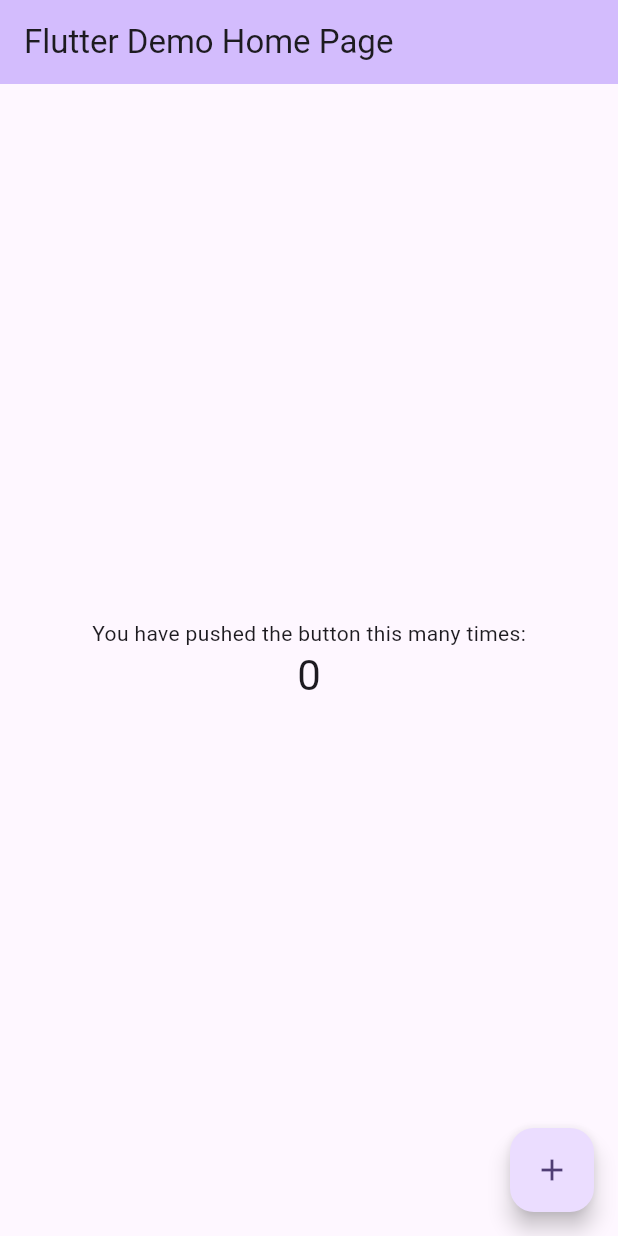
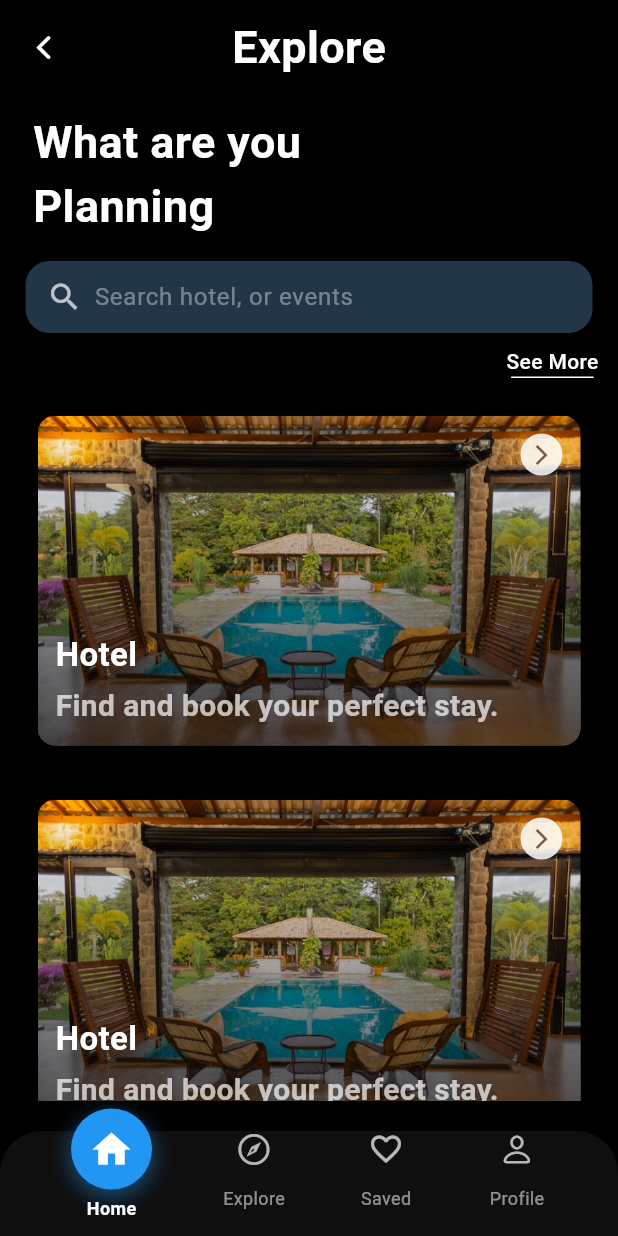
Before and after one commit to mohmdadl/travilo, a Flutter app: the screen it shows after launch, on a phone screen of 412 x 824 dp. Run offline on Flutter 3.47's test engine with Material 3 defaults, Android fonts, the phone set to English and light mode, and no system bars.

Commit message:
explore feature and homelayout

```diff
--- /dev/null
+++ b/lib/feature/expolre/presentation/views/explore_page.dart
@@ -0,0 +1,76 @@
+import 'package:flutter/material.dart';
+import 'package:travilo/feature/expolre/presentation/views/widgets/explore_card.dart';
+import 'package:travilo/feature/expolre/presentation/views/widgets/explore_header.dart';
+import 'package:travilo/feature/expolre/presentation/views/widgets/search_bar_explore.dart';
+import 'package:travilo/feature/expolre/presentation/views/widgets/see_more.dart';
+
+class ExploreScreen extends StatelessWidget {
+  const ExploreScreen({super.key});
+
+  @override
+  Widget build(BuildContext context) {
+    return  SingleChildScrollView(
+          padding: const EdgeInsets.symmetric(horizontal: 5),
+          child: Column(
+            crossAxisAlignment: CrossAxisAlignment.start,
+            children: [
+              const ExploreHeader(),
+
+              const SizedBox(height: 10),
+
+              Padding(
+                padding: const EdgeInsets.symmetric(horizontal: 17),
+                child: Text(
+                  'What are you\nPlanning',
+                  style: TextStyle(
+                    color: Colors.white,
+                    fontSize: 30,
+                    fontWeight: FontWeight.w700,
+                  ),
+                ),
+              ),
+              const SizedBox(height: 15),
+
+              const SearchBarExplore(),
+
+              const SizedBox(height: 1),
+
+              const SeeMore(),
+              const SizedBox(height: 5),
+
+              const ExploreCard(
+                assetImage: "assets/images/hotel.jpg",
+                title: "Hotel",
+                supTitle: "Find and book your perfect stay.",
+              ),
+              const SizedBox(height: 12),
+
+              const ExploreCard(
+              assetImage: "assets/images/hotel.jpg",
+                title: "Hotel",
+                supTitle: "Find and book your perfect stay.",
+              ),
+
+              const SizedBox(height: 12),
+
+              const ExploreCard(
+               assetImage: "assets/images/hotel.jpg",
+                title: "Hotel",
+                supTitle: "Find and book your perfect stay.",
+              ),
+              const SizedBox(height: 12),
+
+              const ExploreCard(
+              assetImage: "assets/images/hotel.jpg",
+                title: "Hotel",
+                supTitle: "Find and book your perfect stay.",
+              ),
+
+              const SizedBox(height: 20),
+            ],
+          ),
+        );
+
+
+  }
+}
--- /dev/null
+++ b/lib/feature/expolre/presentation/views/explore_view.dart
@@ -0,0 +1,76 @@
+import 'package:flutter/material.dart';
+import 'package:travilo/feature/expolre/presentation/views/widgets/explore_card.dart';
+import 'package:travilo/feature/expolre/presentation/views/widgets/explore_header.dart';
+import 'package:travilo/feature/expolre/presentation/views/widgets/search_bar_explore.dart';
+import 'package:travilo/feature/expolre/presentation/views/widgets/see_more.dart';
+
+class ExploreScreen extends StatelessWidget {
+  const ExploreScreen({super.key});
+
+  @override
+  Widget build(BuildContext context) {
+    return  SingleChildScrollView(
+          padding: const EdgeInsets.symmetric(horizontal: 5),
+          child: Column(
+            crossAxisAlignment: CrossAxisAlignment.start,
+            children: [
+              const ExploreHeader(),
+
+              const SizedBox(height: 10),
+
+              Padding(
+                padding: const EdgeInsets.symmetric(horizontal: 17),
+                child: Text(
+                  'What are you\nPlanning',
+                  style: TextStyle(
+                    color: Colors.white,
+                    fontSize: 30,
+                    fontWeight: FontWeight.w700,
+                  ),
+                ),
+              ),
+              const SizedBox(height: 15),
+
+              const SearchBarExplore(),
+
+              const SizedBox(height: 1),
+
+              const SeeMore(),
+              const SizedBox(height: 5),
+
+              const ExploreCard(
+                assetImage: "assets/images/hotel.jpg",
+                title: "Hotel",
+                supTitle: "Find and book your perfect stay.",
+              ),
+              const SizedBox(height: 12),
+
+              const ExploreCard(
+              assetImage: "assets/images/hotel.jpg",
+                title: "Hotel",
+                supTitle: "Find and book your perfect stay.",
+              ),
+
+              const SizedBox(height: 12),
+
+              const ExploreCard(
+               assetImage: "assets/images/hotel.jpg",
+                title: "Hotel",
+                supTitle: "Find and book your perfect stay.",
+              ),
+              const SizedBox(height: 12),
+
+              const ExploreCard(
+              assetImage: "assets/images/hotel.jpg",
+                title: "Hotel",
+                supTitle: "Find and book your perfect stay.",
+              ),
+
+              const SizedBox(height: 20),
+            ],
+          ),
+        );
+
+
+  }
+}
--- /dev/null
+++ b/lib/feature/expolre/presentation/views/widgets/explore_card.dart
@@ -0,0 +1,101 @@
+import 'package:flutter/material.dart';
+
+class ExploreCard extends StatelessWidget {
+  final String assetImage;
+  final VoidCallback? onTap;
+  final String title;
+  final String supTitle;
+
+  const ExploreCard({
+    super.key,
+    required this.assetImage,
+    this.onTap,
+    required this.title,
+    required this.supTitle,
+  });
+
+  @override
+  Widget build(BuildContext context) {
+    return GestureDetector(
+      onTap: onTap,
+      child: Container(
+        margin: const EdgeInsets.symmetric(horizontal: 20, vertical: 12),
+        height: 220,
+        width: double.infinity,
+        decoration: BoxDecoration(
+          borderRadius: BorderRadius.circular(12),
+          image: DecorationImage(
+            image: AssetImage(assetImage),
+            fit: BoxFit.cover,
+          ),
+        ),
+        child: Stack(
+          children: [
+
+            Container(
+              decoration: BoxDecoration(
+                borderRadius: BorderRadius.circular(12),
+                gradient: LinearGradient(
+                  begin: Alignment.bottomCenter,
+                  end: Alignment.topCenter,
+                  colors: [
+                    Colors.black.withOpacity(0.6),
+                    Colors.transparent,
+                  ],
+                ),
+              ),
+            ),
+
+
+            Positioned(
+              top: 12,
+              right: 12,
+              child: Container(
+                padding: const EdgeInsets.all(6),
+                decoration: BoxDecoration(
+                  color: Colors.white.withOpacity(0.85),
+                  borderRadius: BorderRadius.circular(50),
+                ),
+                child: const Icon(
+                  Icons.arrow_forward_ios,
+                  size: 16,
+                  color: Colors.brown,
+                ),
+              ),
+            ),
+
+
+            Positioned(
+              left: 12,
+              bottom: 12,
+              child: Column(
+                crossAxisAlignment: CrossAxisAlignment.start,
+                children: [
+                  Text(
+                    title,
+                    style: const TextStyle(
+                      color: Colors.white,
+                      fontSize: 22,
+                      fontWeight: FontWeight.bold,
+                    ),
+                  ),
+
+                  const SizedBox(height: 4),
+
+                  Text(
+                    supTitle,
+                    style: const TextStyle(
+                      color: Colors.white70,
+                      fontSize: 20,
+                      fontWeight:FontWeight.bold
+                    ),
+                  ),
+                ],
+              ),
+            ),
+          ],
+        ),
+      ),
+    );
+  }
+}
--- /dev/null
+++ b/lib/feature/expolre/presentation/views/widgets/explore_header.dart
@@ -0,0 +1,36 @@
+import 'package:flutter/cupertino.dart';
+import 'package:flutter/material.dart';
+
+class ExploreHeader extends StatelessWidget {
+  const ExploreHeader({super.key});
+
+  @override
+  Widget build(BuildContext context) {
+    return Padding(
+      padding: const EdgeInsets.symmetric(horizontal: 12, vertical: 10),
+      child: Row(
+        mainAxisAlignment: MainAxisAlignment.spaceBetween,
+        children: [
+          // ← السهم
+          GestureDetector(
+            onTap: () => Navigator.pop(context),
+            child: const Icon(CupertinoIcons.back, color: Colors.white,weight: 17,),
+          ),
+          const Expanded(
+            child: Center(
+              child: Text(
+                "Explore",
+                style: TextStyle(
+                  color: Colors.white,
+                  fontSize: 30,
+                  fontWeight: FontWeight.bold,
+                ),
+              ),
+            ),
+          ),
+          const SizedBox(width: 24),
+        ],
+      ),
+    );
+  }
+}
--- /dev/null
+++ b/lib/feature/expolre/presentation/views/widgets/search_bar_explore.dart
@@ -0,0 +1,36 @@
+import 'package:flutter/material.dart';
+
+class SearchBarExplore extends StatelessWidget {
+  const SearchBarExplore({super.key});
+
+  @override
+  Widget build(BuildContext context) {
+    return Padding(
+      padding: const EdgeInsets.symmetric(horizontal: 12),
+      child: Container(
+        height: 48,
+        padding: const EdgeInsets.symmetric(horizontal: 14),
+        decoration: BoxDecoration(
+          color: Color(0xff233648),
+          borderRadius: BorderRadius.circular(16),
+        ),
+        child: const Row(
+          children: [
+            Icon(Icons.search, color: Colors.white70),
+            SizedBox(width: 8),
+            Expanded(
+              child: TextField(
+                style: TextStyle(color: Colors.white),
+                decoration: InputDecoration(
+                  hintText: "Search hotel, or events",
+                  hintStyle: TextStyle(color: Colors.white38),
+                  border: InputBorder.none,
+                ),
+              ),
+            ),
+          ],
+        ),
+      ),
+    );
+  }
+}
--- /dev/null
+++ b/lib/feature/expolre/presentation/views/widgets/see_more.dart
@@ -0,0 +1,38 @@
+import 'package:flutter/material.dart';
+
+class SeeMore extends StatelessWidget {
+  final VoidCallback? onTap;
+
+  const SeeMore({super.key, this.onTap});
+
+  @override
+  Widget build(BuildContext context) {
+    return Padding(
+      padding: const EdgeInsets.all(8.0),
+      child: Align(
+        alignment: Alignment.centerRight,
+        child: GestureDetector(
+          onTap: onTap,
+          child: Column(
+            children: [
+              const Text(
+                "See More",
+                style: TextStyle(
+                  color: Colors.white,
+                  fontSize: 14,
+                  fontWeight: FontWeight.w500,
+                ),
+              ),
+
+               Container(
+              height: 1,
+              width: 55,
+              color: Colors.white,
+            ),
+            ],
+          ),
+        ),
+      ),
+    );
+  }
+}
--- /dev/null
+++ b/lib/home_layout.dart
@@ -0,0 +1,192 @@
+import 'package:flutter/material.dart';
+import 'package:travilo/feature/expolre/presentation/views/explore_view.dart';
+
+import 'package:flutter/cupertino.dart';
+
+
+class HomeLayout extends StatefulWidget {
+  const HomeLayout({super.key});
+
+  @override
+  State<HomeLayout> createState() => _HomeLayoutState();
+}
+
+class _HomeLayoutState extends State<HomeLayout> {
+  int selected = 0;
+
+  final PageController controller = PageController();
+
+  final List<Widget> screens = const [
+    //HomeScreen(),
+    ExploreScreen(),
+   // TripsScreen(),
+   // ActivitiesScreen(),
+  ];
+
+  @override
+  Widget build(BuildContext context) {
+    return Scaffold(
+      backgroundColor: Colors.black,
+
+      body: PageView(
+        controller: controller,
+        onPageChanged: (index) {
+          setState(() => selected = index);
+        },
+        children: screens,
+      ),
+
+      bottomNavigationBar: CustomBottomBar(
+        selected: selected,
+        onSelect: (i) {
+          setState(() {
+            selected = i;
+            controller.jumpToPage(i);
+          });
+        },
+      ),
+    );
+  }
+}
+
+
+
+class CustomBottomBar extends StatelessWidget {
+  final int selected;
+  final Function(int) onSelect;
+
+  const CustomBottomBar({
+    super.key,
+    required this.selected,
+    required this.onSelect,
+  });
+
+  @override
+  Widget build(BuildContext context) {
+    return SizedBox(
+      height: 90,
+      child: Stack(
+        alignment: Alignment.topCenter,
+        children: [
+
+          Positioned(
+            bottom: 0,
+            left: 0,
+            right: 0,
+            child: Container(
+              height: 70,
+              decoration: const BoxDecoration(
+                color: Color(0xFF0F0F0F),
+                borderRadius: BorderRadius.only(
+                  topLeft: Radius.circular(28),
+                  topRight: Radius.circular(28),
+                ),
+              ),
+            ),
+          ),
+
+
+          Positioned(
+            bottom: 10,
+            left: 0,
+            right: 0,
+            child: Row(
+              mainAxisAlignment: MainAxisAlignment.spaceEvenly,
+              children: [
+                _item(
+                  index: 0,
+                  selected: selected,
+                  onTap: () => onSelect(0),
+                  icon: Icons.home_outlined,
+                  filledIcon: Icons.home,
+                  label: "Home",
+                ),
+                _item(
+                  index: 1,
+                  selected: selected,
+                  onTap: () => onSelect(1),
+                  icon: CupertinoIcons.compass,
+                  filledIcon: CupertinoIcons.compass_fill,
+                  label: "Explore",
+                ),
+                _item(
+                  index: 2,
+                  selected: selected,
+                  onTap: () => onSelect(2),
+                  icon: Icons.favorite_border,
+                  filledIcon: Icons.favorite,
+                  label: "Saved",
+                ),
+                _item(
+                  index: 3,
+                  selected: selected,
+                  onTap: () => onSelect(3),
+                  icon: CupertinoIcons.person,
+                  filledIcon: CupertinoIcons.person_fill,
+                  label: "Profile",
+                ),
+              ],
+            ),
+          ),
+        ],
+      ),
+    );
+  }
+
+
+
+  Widget _item({
+    required int index,
+    required int selected,
+    required VoidCallback onTap,
+    required IconData icon,
+    required IconData filledIcon,
+    required String label,
+  }) {
+    bool isSelected = index == selected;
+
+    return GestureDetector(
+      onTap: onTap,
+      child: Column(
+        mainAxisSize: MainAxisSize.min,
+        children: [
+          AnimatedContainer(
+            duration: const Duration(milliseconds: 250),
+            padding: EdgeInsets.all(isSelected ? 12 : 8),
+            decoration: BoxDecoration(
+              color: isSelected ? Colors.blue : Colors.transparent,
+              shape: BoxShape.circle,
+              boxShadow: isSelected
+                  ? [
+                      BoxShadow(
+                        color: Colors.blue.withOpacity(0.4),
+                        blurRadius: 10,
+                        spreadRadius: 2,
+                        offset: const Offset(0, 4),
+                      )
+                    ]
+                  : null,
+            ),
+            child: Icon(
+              isSelected ? filledIcon : icon,
+              color: isSelected ? Colors.white : Colors.white70,
+              size: isSelected ? 30 : 24,
+            ),
+          ),
+
+          const SizedBox(height: 4),
+
+          Text(
+            label,
+            style: TextStyle(
+              color: isSelected ? Colors.white : Colors.white54,
+              fontWeight:
+                  isSelected ? FontWeight.bold : FontWeight.normal,
+              fontSize: 12,
+            ),
+          )
+        ],
+      ),
+    );
+  }
+}
--- a/lib/main.dart
+++ b/lib/main.dart
@@ -1,4 +1,6 @@
 import 'package:flutter/material.dart';
+import 'package:travilo/home_layout.dart';
+
 
 void main() {
   runApp(const MyApp());
@@ -11,112 +13,14 @@ class MyApp extends StatelessWidget {
   @override
   Widget build(BuildContext context) {
     return MaterialApp(
+
+      debugShowCheckedModeBanner: false,
       title: 'Flutter Demo',
       theme: ThemeData(
-        // This is the theme of your application.
-        //
-        // TRY THIS: Try running your application with "flutter run". You'll see
-        // the application has a purple toolbar. Then, without quitting the app,
-        // try changing the seedColor in the colorScheme below to Colors.green
-        // and then invoke "hot reload" (save your changes or press the "hot
-        // reload" button in a Flutter-supported IDE, or press "r" if you used
-        // the command line to start the app).
-        //
-        // Notice that the counter didn't reset back to zero; the application
-        // state is not lost during the reload. To reset the state, use hot
-        // restart instead.
-        //
-        // This works for code too, not just values: Most code changes can be
-        // tested with just a hot reload.
-        colorScheme: ColorScheme.fromSeed(seedColor: Colors.deepPurple),
+
+        scaffoldBackgroundColor: Color(0xff101922)
       ),
-      home: const MyHomePage(title: 'Flutter Demo Home Page'),
+      home: const HomeLayout()
     );
   }
 }
-
-class MyHomePage extends StatefulWidget {
-  const MyHomePage({super.key, required this.title});
-
-  // This widget is the home page of your application. It is stateful, meaning
-  // that it has a State object (defined below) that contains fields that affect
-  // how it looks.
-
-  // This class is the configuration for the state. It holds the values (in this
-  // case the title) provided by the parent (in this case the App widget) and
-  // used by the build method of the State. Fields in a Widget subclass are
-  // always marked "final".
-
-  final String title;
-
-  @override
-  State<MyHomePage> createState() => _MyHomePageState();
-}
-
-class _MyHomePageState extends State<MyHomePage> {
-  int _counter = 0;
-
-  void _incrementCounter() {
-    setState(() {
-      // This call to setState tells the Flutter framework that something has
-      // changed in this State, which causes it to rerun the build method below
-      // so that the display can reflect the updated values. If we changed
-      // _counter without calling setState(), then the build method would not be
-      // called again, and so nothing would appear to happen.
-      _counter++;
-    });
-  }
-
-  @override
-  Widget build(BuildContext context) {
-    // This method is rerun every time setState is called, for instance as done
-    // by the _incrementCounter method above.
-    //
-    // The Flutter framework has been optimized to make rerunning build methods
-    // fast, so that you can just rebuild anything that needs updating rather
-    // than having to individually change instances of widgets.
-    return Scaffold(
-      appBar: AppBar(
-        // TRY THIS: Try changing the color here to a specific color (to
-        // Colors.amber, perhaps?) and trigger a hot reload to see the AppBar
-        // change color while the other colors stay the same.
-        backgroundColor: Theme.of(context).colorScheme.inversePrimary,
-        // Here we take the value from the MyHomePage object that was created by
-        // the App.build method, and use it to set our appbar title.
-        title: Text(widget.title),
-      ),
-      body: Center(
-        // Center is a layout widget. It takes a single child and positions it
-        // in the middle of the parent.
-        child: Column(
-          // Column is also a layout widget. It takes a list of children and
-          // arranges them vertically. By default, it sizes itself to fit its
-          // children horizontally, and tries to be as tall as its parent.
-          //
-          // Column has various properties to control how it sizes itself and
-          // how it positions its children. Here we use mainAxisAlignment to
-          // center the children vertically; the main axis here is the vertical
-          // axis because Columns are vertical (the cross axis would be
-          // horizontal).
-          //
-          // TRY THIS: Invoke "debug painting" (choose the "Toggle Debug Paint"
-          // action in the IDE, or press "p" in the console), to see the
-          // wireframe for each widget.
-          mainAxisAlignment: MainAxisAlignment.center,
-          children: <Widget>[
-            const Text('You have pushed the button this many times:'),
-            Text(
-              '$_counter',
-              style: Theme.of(context).textTheme.headlineMedium,
-            ),
-          ],
-        ),
-      ),
-      floatingActionButton: FloatingActionButton(
-        onPressed: _incrementCounter,
-        tooltip: 'Increment',
-        child: const Icon(Icons.add),
-      ), // This trailing comma makes auto-formatting nicer for build methods.
-    );
-  }
-}
```
Also changed, not shown: pubspec.yaml (+6 -13 lines), assets/images/hotel.jpg (added), pubspec.lock.
